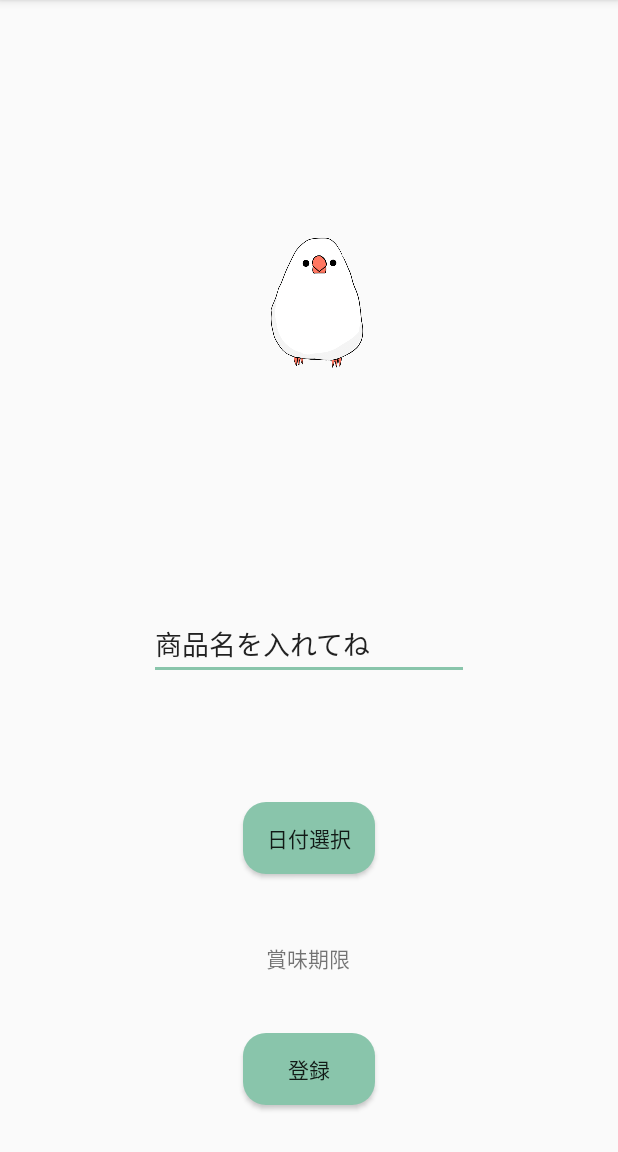
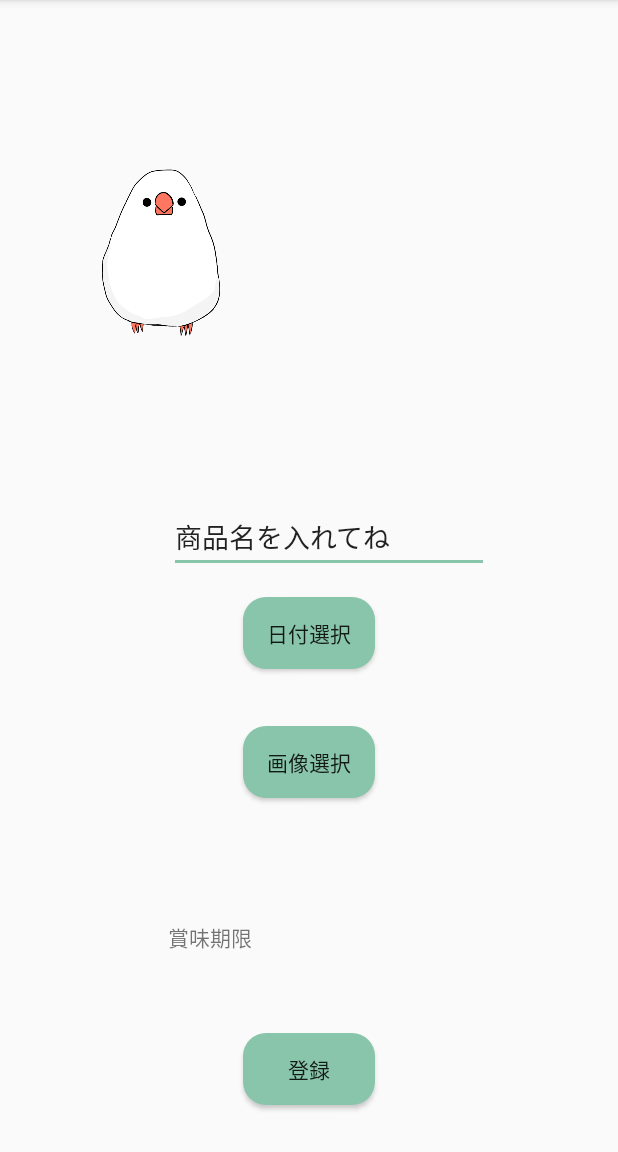
Before and after one commit to kairi-ido/List, an Android app: the SaveActivity screen opened directly, with no data from a screen before it, on a phone screen of 412 x 824 dp, the part 84-1236 px from its top. Run offline under Robolectric (Android 15) with nearby library versions, the light colour scheme and no system bars; libraries missing offline, so code that uses them is left out: io.realm.

Commit message:
ギャラリーから画像を登録し、ImageViewに表示するを追加！

```diff
--- a/app/src/main/java/app/ido/umi/hozonactivity/TaskAdapter.kt
+++ b/app/src/main/java/app/ido/umi/hozonactivity/TaskAdapter.kt
@@ -32,7 +32,7 @@ class TaskAdapter(
         holder.dateTextView.text =task.date
 
         holder.check.setOnCheckedChangeListener { _, isChecked ->
-            listener.onChosenItemsClick(Item(), isChecked)
+            listener.onChosenItemsClick(Item(needPurchase = true), isChecked)
         }
 
 
@@ -54,11 +54,9 @@ class TaskAdapter(
 
     interface OnItemClickListener {
         fun onItemClick(item: Item)
-
-        fun onChosenItemsClick(task: Item, checked: Boolean){
+        fun onChosenItemsClick(item: Item, checked: Boolean)
 
 
-    }
     }
 
 
--- a/app/src/main/res/layout/activity_save.xml
+++ b/app/src/main/res/layout/activity_save.xml
@@ -11,36 +11,51 @@
         android:id="@+id/selectText"
         android:layout_width="wrap_content"
         android:layout_height="wrap_content"
-        android:layout_marginStart="15dp"
-        android:layout_marginBottom="39dp"
+        android:layout_marginStart="112dp"
+        android:layout_marginEnd="72dp"
+        android:layout_marginBottom="53dp"
         android:text="賞味期限"
         app:layout_constraintBottom_toTopOf="@+id/hozonButton"
-        app:layout_constraintStart_toStartOf="@+id/hozonButton"
-        app:layout_constraintTop_toBottomOf="@+id/dateButton" />
+        app:layout_constraintEnd_toStartOf="@+id/imageView"
+        app:layout_constraintStart_toStartOf="parent"
+        app:layout_constraintTop_toBottomOf="@+id/imageButton" />
 
     <Button
         android:id="@+id/dateButton"
         android:layout_width="wrap_content"
         android:layout_height="wrap_content"
-        android:layout_marginBottom="45dp"
+        android:layout_marginBottom="38dp"
         android:background="@drawable/button_background"
         android:text="日付選択"
-        app:layout_constraintBottom_toTopOf="@+id/selectText"
+        app:layout_constraintBottom_toTopOf="@+id/imageButton"
         app:layout_constraintEnd_toEndOf="parent"
         app:layout_constraintStart_toStartOf="parent"
         app:layout_constraintTop_toBottomOf="@+id/nameEditText" />
+
+    <Button
+        android:id="@+id/imageButton"
+        android:layout_width="wrap_content"
+        android:layout_height="wrap_content"
+        android:layout_marginBottom="82dp"
+        android:background="@drawable/button_background"
+        android:text="画像選択"
+        app:layout_constraintBottom_toTopOf="@+id/selectText"
+        app:layout_constraintStart_toStartOf="@+id/dateButton"
+        app:layout_constraintTop_toBottomOf="@+id/dateButton" />
 
     <EditText
         android:id="@+id/nameEditText"
         android:layout_width="wrap_content"
         android:layout_height="wrap_content"
-        android:layout_marginBottom="81dp"
+        android:layout_marginStart="84dp"
+        android:layout_marginEnd="86dp"
+        android:layout_marginBottom="16dp"
         android:ems="10"
         android:inputType="textPersonName"
         android:text="商品名を入れてね"
         app:layout_constraintBottom_toTopOf="@+id/dateButton"
         app:layout_constraintEnd_toEndOf="parent"
-        app:layout_constraintStart_toStartOf="parent"
+        app:layout_constraintStart_toStartOf="@+id/imageView3"
         app:layout_constraintTop_toBottomOf="@+id/imageView3" />
 
     <Button
@@ -53,18 +68,30 @@
         app:layout_constraintBottom_toBottomOf="parent"
         app:layout_constraintEnd_toEndOf="parent"
         app:layout_constraintStart_toStartOf="parent"
-        app:layout_constraintTop_toBottomOf="@+id/selectText" />
+        app:layout_constraintTop_toBottomOf="@+id/imageView" />
 
     <ImageView
         android:id="@+id/imageView3"
-        android:layout_width="114dp"
+        android:layout_width="146dp"
         android:layout_height="0dp"
-        android:layout_marginTop="50dp"
-        android:layout_marginBottom="62dp"
+        android:layout_marginStart="28dp"
+        android:layout_marginTop="16dp"
+        android:layout_marginBottom="26dp"
         app:layout_constraintBottom_toTopOf="@+id/nameEditText"
-        app:layout_constraintEnd_toEndOf="parent"
         app:layout_constraintStart_toStartOf="parent"
         app:layout_constraintTop_toTopOf="parent"
         app:srcCompat="@drawable/bun" />
 
+    <ImageView
+        android:id="@+id/imageView"
+        android:layout_width="0dp"
+        android:layout_height="0dp"
+        android:layout_marginTop="381dp"
+        android:layout_marginEnd="25dp"
+        android:layout_marginBottom="12dp"
+        app:layout_constraintBottom_toTopOf="@+id/hozonButton"
+        app:layout_constraintEnd_toEndOf="parent"
+        app:layout_constraintStart_toEndOf="@+id/selectText"
+        app:layout_constraintTop_toTopOf="parent" />
+
 </androidx.constraintlayout.widget.ConstraintLayout>
```
Also changed, not shown: app/src/main/java/app/ido/umi/hozonactivity/SaveActivity.kt (+39 -0 lines).
